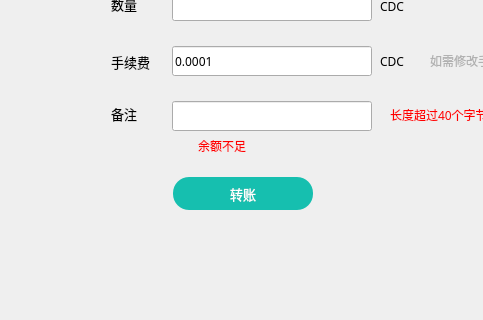
Qt form transferpage.ui (cdcchain/cdc-wallet-qt) before a commit; both pictures show x 0 to 483 and y 209 to 529 of the 857 by 529 pixel window.
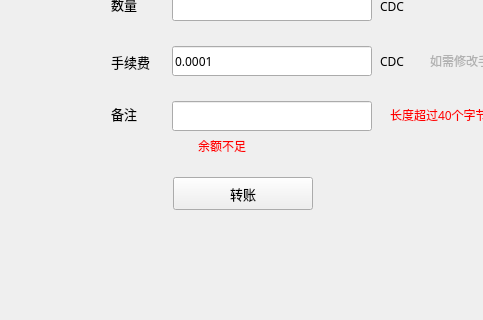
The same form after that commit.

Commit message: Modify background color and title color

The edit to the form file:
```diff
--- a/transferpage.ui
+++ b/transferpage.ui
@@ -225,9 +225,7 @@
     <enum>Qt::NoFocus</enum>
    </property>
    <property name="styleSheet">
-    <string notr="true">QToolButton{background-color:rgb(22,191,175);color:#ffffff;border:none;border-radius:16px;}
-QToolButton:hover{background-color:rgb(22,191,175);}
-QToolButton:disabled{background-color:#cecece;}</string>
+    <string notr="true"/>
    </property>
    <property name="text">
     <string>转账</string>
```
The commit also changes 21 other files.
